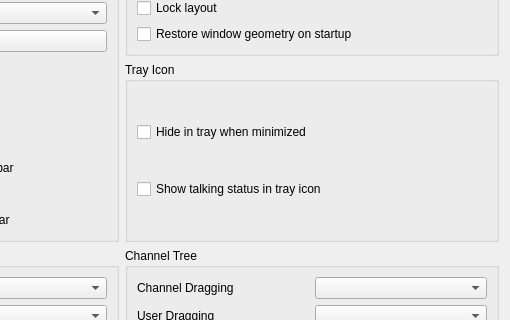
Old version of the form src/mumble/LookConfig.ui in the repository d3adb5/mumble; both pictures show x 267 to 777 and y 237 to 557 of the 777 by 1273 pixel window.
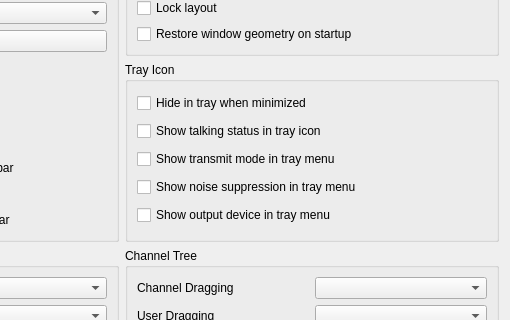
New version of the form. Icons and pictures are not drawn. Custom widgets are drawn as their Qt base class.

Commit message: FEAT(client): Pick audio settings from the tray icon menu

The edit to the form file:
```diff
--- a/src/mumble/LookConfig.ui
+++ b/src/mumble/LookConfig.ui
@@ -324,6 +324,36 @@
         </property>
        </widget>
       </item>
+      <item>
+       <widget class="QCheckBox" name="qcbTrayShowTransmitMode">
+        <property name="toolTip">
+         <string>Offer the transmit mode in the tray icon's menu</string>
+        </property>
+        <property name="text">
+         <string>Show transmit mode in tray menu</string>
+        </property>
+       </widget>
+      </item>
+      <item>
+       <widget class="QCheckBox" name="qcbTrayShowNoiseCancel">
+        <property name="toolTip">
+         <string>Offer the noise suppression method in the tray icon's menu</string>
+        </property>
+        <property name="text">
+         <string>Show noise suppression in tray menu</string>
+        </property>
+       </widget>
+      </item>
+      <item>
+       <widget class="QCheckBox" name="qcbTrayShowOutputDevice">
+        <property name="toolTip">
+         <string>Offer the audio output device in the tray icon's menu</string>
+        </property>
+        <property name="text">
+         <string>Show output device in tray menu</string>
+        </property>
+       </widget>
+      </item>
      </layout>
     </widget>
    </item>
```
Left out of the diff: 3 changed lines with no effect on the pictures. The commit also changes 12 other files.
